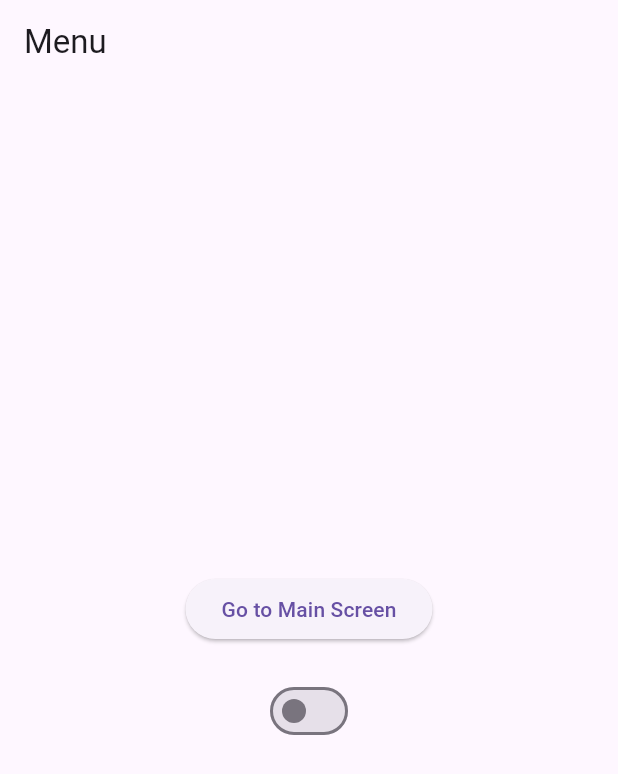
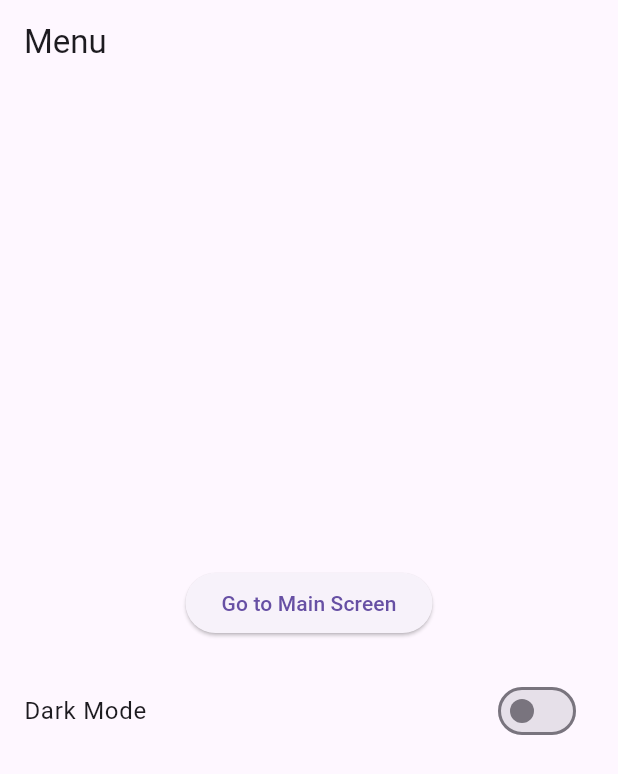
Before and after one commit to aokit/menuSample-riverpod, a Flutter app: the screen it shows after launch, on a phone screen of 412 x 824 dp. Shown: the top 774 px of the screen. Run offline on Flutter 3.47's test engine with Material 3 defaults, Android fonts, the phone set to English and light mode, and no system bars; our stand-ins replace flutter_riverpod.

Commit message:
20240127-2204---

```diff
--- a/lib/main.dart
+++ b/lib/main.dart
@@ -5,10 +5,17 @@
 // で生成させた回答。いちおうこれで大丈夫なもの。
 // https://chat.openai.com/share/97fae998-430a-4db7-acf5-a0f039084278
 
+// ⬇
+// themeProvider　を　preferenceStateProvider　として値を　dark　に
+// 持たせる方法にした。　preferenceStateProvider　の実装の内容としては
+// PreferenceStateNotifier　の中に記載。構造は　PreferenceState　と
+// して定義してある。
+// 20240127-2204---
+
 import 'package:flutter/material.dart';
 import 'package:flutter_riverpod/flutter_riverpod.dart';
 
-final themeProvider = StateProvider<bool>((ref) => false);
+// final themeProvider = StateProvider<bool>((ref) => false);
 
 void main() {
   runApp(const ProviderScope(child: MyApp()));
@@ -31,10 +38,18 @@ class MenuScreen extends ConsumerWidget {
 
   @override
   Widget build(BuildContext context, WidgetRef ref) {
-    final isDarkMode = ref.watch(themeProvider); // StateController<bool> を取得する
+    // final isDarkMode = ref.watch(themeProvider); // StateController<bool> を取得する
 
     // テーマを取得
-    final theme = isDarkMode ? ThemeData.dark() : ThemeData.light();
+    // final theme = isDarkMode ? ThemeData.dark() : ThemeData.light();
+
+    //
+    final darkState = ref.watch(preferenceStateProvider.select((state) {
+      return state.dark;
+    }));
+    final preferenceNotifier = ref.read(preferenceStateProvider.notifier);
+    final theme = darkState ? ThemeData.dark() : ThemeData.light();
+    //
 
     return MaterialApp(
       theme: theme, // テーマを更新
@@ -58,10 +73,19 @@ class MenuScreen extends ConsumerWidget {
                 child: const Text('Go to Main Screen'),
               ),
               const SizedBox(height: 20),
-              Switch(
-                value: isDarkMode, // isDarkMode の状態を直接使用する
+              /* Switch(
+                // value: isDarkMode, // isDarkMode の状態を直接使用する
+                value: darkState,
                 onChanged: (value) {
-                  ref.read(themeProvider.notifier).state = value;
+                  // ref.read(themeProvider.notifier).state = value;
+                  preferenceNotifier.set(dark: value);
+                },
+              ), */
+              SwitchListTile(
+                title: const Text('Dark Mode'),
+                value: darkState,
+                onChanged: (value) {
+                  preferenceNotifier.set(dark: value);
                 },
               ),
             ],
@@ -77,10 +101,18 @@ class MainScreen extends ConsumerWidget {
 
   @override
   Widget build(BuildContext context, WidgetRef ref) {
-    final isDarkMode = ref.watch(themeProvider); // StateController<bool> を取得する
+    // final isDarkMode = ref.watch(themeProvider); // StateController<bool> を取得する
 
     // テーマを取得
-    final theme = isDarkMode ? ThemeData.dark() : ThemeData.light();
+    // final theme = isDarkMode ? ThemeData.dark() : ThemeData.light();
+
+    //
+    final darkState = ref.watch(preferenceStateProvider.select((state) {
+      return state.dark;
+    }));
+    // final preferenceNotifier = ref.read(preferenceStateProvider.notifier);
+    final theme = darkState ? ThemeData.dark() : ThemeData.light();
+    //
 
     return MaterialApp(
       theme: theme, // テーマを更新
@@ -100,3 +132,63 @@ class MainScreen extends ConsumerWidget {
     );
   }
 }
+
+/* --- ================================================================================================= --- */
+
+@immutable
+class PreferenceState {
+  const PreferenceState({
+    this.dark = false,
+  });
+  final bool dark;
+  //
+  PreferenceState copyWith({
+    bool? dark,
+  }) {
+    return PreferenceState(
+      dark: dark ?? this.dark,
+    );
+  }
+}
+
+class PreferenceStateNotifier extends StateNotifier<PreferenceState> {
+  PreferenceStateNotifier() : super(const PreferenceState()) {
+    initialize();
+  }
+
+  Future initialize() async {
+    // final dark = //darkByHive;
+    // const dark = false;
+    set(
+      dark: false, //dark,
+    );
+  }
+
+  //
+  Future<bool> get _dark async {
+    return false;
+  }
+
+  //
+  Future<void> set({
+    bool? dark,
+  })
+  //
+  async {
+    state = state.copyWith(
+      dark: dark,
+    );
+    if (dark == null) {
+    } else {
+      // Hive.box<bool>(boolsBoxName).put('darkByHive', dark);
+      // bool? darkByHive = Hive.box<bool>(boolsBoxName).get('darkByHive');
+    }
+  }
+}
+
+final preferenceStateProvider =
+    StateNotifierProvider<PreferenceStateNotifier, PreferenceState>((ref) {
+  return PreferenceStateNotifier();
+});
+
+/* --- ================================================================================================= --- */
```
